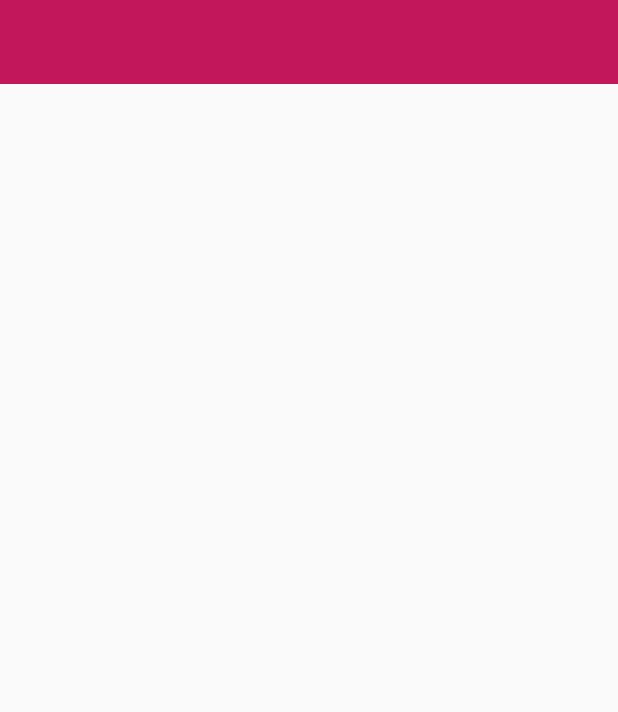
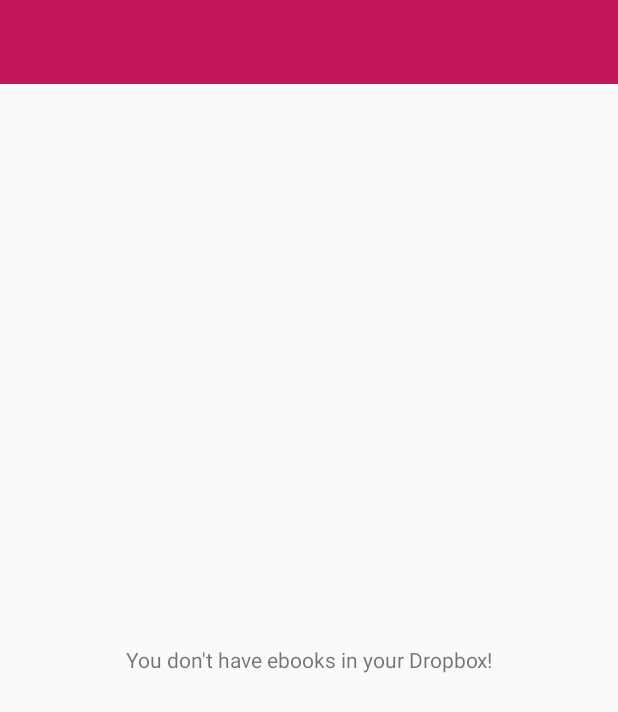
Before and after one commit to carlosmuvi/clean-ebook-library, an Android app: the layout activity_ebook_list.xml on its own in the app's theme, with its tools: preview values and no code run, on a phone screen of 412 x 824 dp. Shown: the top 712 px of the screen. Run offline under Robolectric (Android 15) with nearby library versions, the phone set to English and light mode, and no system bars.

Commit message:
added empty book list behaviour

```diff
--- a/app/src/main/res/layout/activity_ebook_list.xml
+++ b/app/src/main/res/layout/activity_ebook_list.xml
@@ -14,7 +14,7 @@
       android:background="?attr/colorPrimaryDark"
       />
 
-  <carlosmuvi.bqsample.ui.customviews.AutofitRecyclerView
+  <carlosmuvi.bqsample.ui.customviews.EbookRecyclerView
       android:id="@+id/ebook_list_rv"
       android:layout_width="match_parent"
       android:layout_height="match_parent"
@@ -22,4 +22,13 @@
       android:columnWidth="@dimen/item_ebook_width"
       />
 
+  <TextView
+      android:layout_width="match_parent"
+      android:layout_height="match_parent"
+      android:gravity="center"
+      android:layout_below="@+id/toolbar"
+      android:id="@+id/empty_list_tv"
+      android:text="@string/empty_list"
+      />
+
 </RelativeLayout>
--- a/app/src/main/res/values/strings.xml
+++ b/app/src/main/res/values/strings.xml
@@ -13,5 +13,6 @@
   <string name="show_as_grid">Show as grid</string>
   <string name="show_as_list">Show as list</string>
   <string name="lorem_ipsum">Lorem ipsum dolor sit amet, consectetur adipiscing elit. Nam dapibus urna in sapien viverra facilisis. Proin vitae mollis risus. Nulla felis tellus, placerat quis nibh vel, tincidunt condimentum odio. Donec sagittis viverra nisl, non ultrices eros convallis et. In nisl sem, ornare vitae feugiat eu, rhoncus vel est.</string>
+  <string name="empty_list">You don\'t have ebooks in your Dropbox!</string>
 
 </resources>
```
Also changed, not shown: app/src/main/java/carlosmuvi/bqsample/ui/activities/EbookListActivity.java (+5 -2 lines), app/src/main/java/carlosmuvi/bqsample/ui/customviews/EbookRecyclerView.java (renamed from app/src/main/java/carlosmuvi/bqsample/ui/customviews/AutofitRecyclerView.java, +39 -4 lines).
